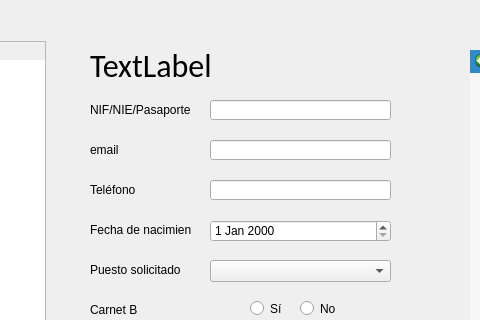
Above: src/ui/pages/volunteer_page.ui from BeCuber/Turnomatic before the change; both pictures show x 370 to 850 and y 0 to 320 of the 1336 by 813 pixel window. Below: the same form after it.
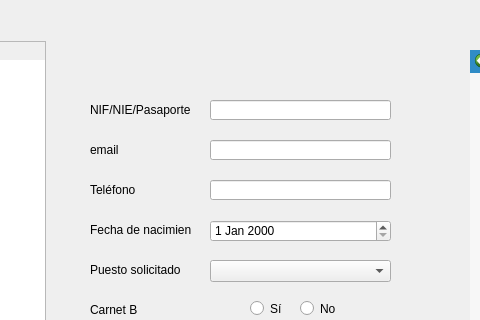
That is the form after the change.

Commit message: Connect combobox in the form to allVolunteerQTable to show data

```diff
--- a/src/ui/pages/volunteer_page.ui
+++ b/src/ui/pages/volunteer_page.ui
@@ -54,7 +54,7 @@
     </font>
    </property>
    <property name="text">
-    <string>TextLabel</string>
+    <string/>
    </property>
   </widget>
   <widget class="QLineEdit" name="lineEditPhone">
```
The commit also changes 4 other files.
